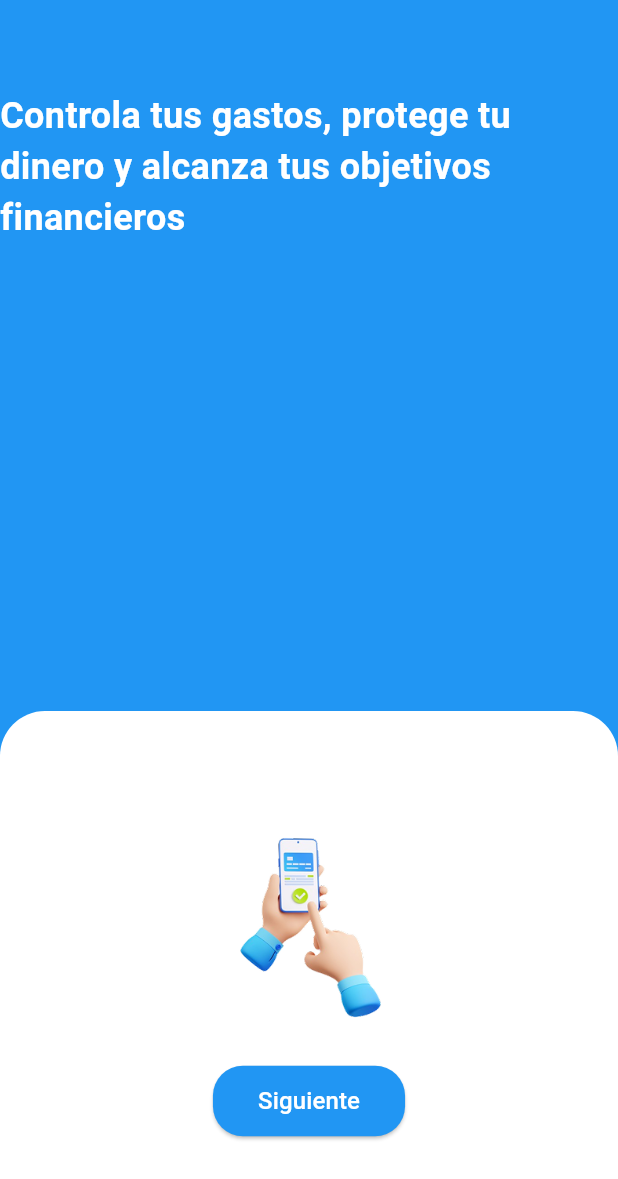
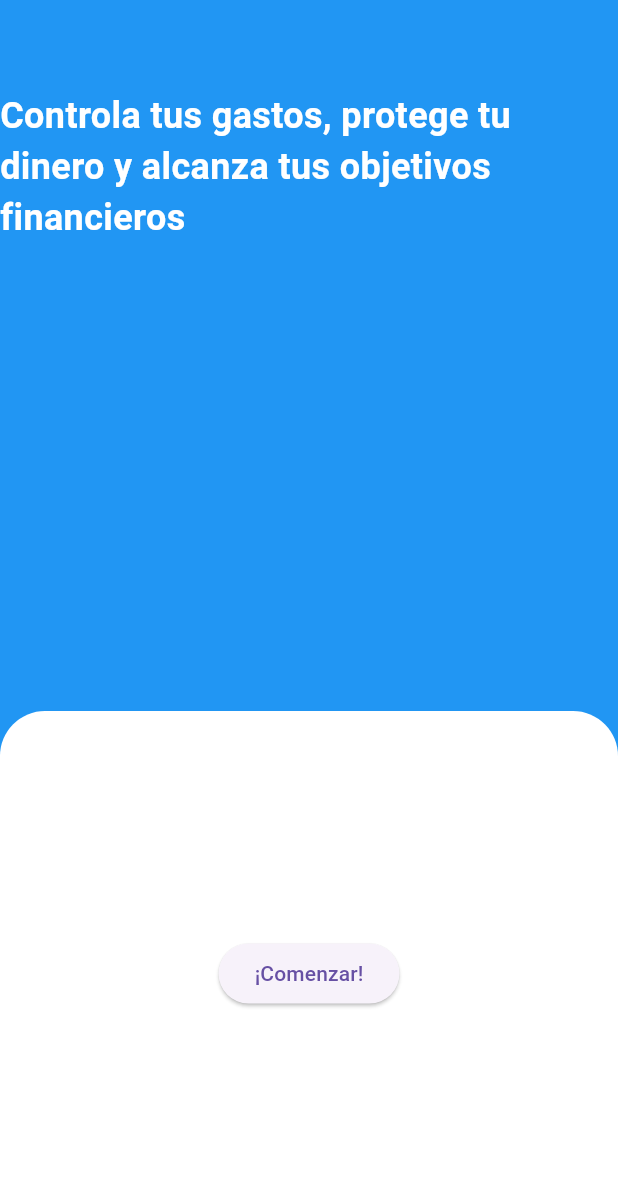
Before and after one commit to ProgramDU/WalletWizard, a Flutter app: the IntroduccionApp screen opened by its route, on a phone screen of 412 x 824 dp. Shown: the top 1179 px of the screen. Run offline on Flutter 3.47's test engine with Material 3 defaults, Android fonts, the light colour scheme and no system bars; our stand-ins replace cloud_firestore, firebase_auth, firebase_core, fl_chart, google_fonts, percent_indicator and 1 more; accounts and stored records are empty; network calls fail.

Commit message:
cambios nuevos

```diff
--- a/lib/history_screen.dart
+++ b/lib/history_screen.dart
@@ -56,6 +56,7 @@ class HistoryScreen extends StatelessWidget {
               '-\$${gasto['monto'].toStringAsFixed(2)}',
               style: const TextStyle(color: Colors.red, fontWeight: FontWeight.bold),
 
+
             ),
           );
         },
--- a/lib/introduccion.dart
+++ b/lib/introduccion.dart
@@ -1,19 +1,31 @@
 import 'package:flutter/material.dart';
+import 'package:shared_preferences/shared_preferences.dart';
+
+import 'main.dart'; // Para acceder a AuthenticationWrapper
 
 class IntroduccionApp extends StatelessWidget {
   const IntroduccionApp({super.key});
 
+  Future<void> _continuar(BuildContext context) async {
+    final prefs = await SharedPreferences.getInstance();
+    await prefs.setBool('bienvenidaVista', true);
+    Navigator.pushReplacement(
+      context,
+      MaterialPageRoute(builder: (context) => const AuthenticationWrapper()),
+    );
+  }
+
   @override
   Widget build(BuildContext context) {
     return Scaffold(
-      backgroundColor: Colors.blue, // Fondo azul
+      backgroundColor: Colors.blue,
       body: Stack(
         children: [
           Column(
             crossAxisAlignment: CrossAxisAlignment.center,
             children: [
-              SizedBox(height: 60), // Espacio desde arriba
-              Center(
+              const SizedBox(height: 60),
+              const Center(
                 child: Text(
                   'Controla tus gastos, protege tu dinero y alcanza tus objetivos financieros',
                   style: TextStyle(
@@ -23,45 +35,23 @@ class IntroduccionApp extends StatelessWidget {
                   ),
                 ),
               ),
-              Spacer(), // Empuja el contenedor blanco hacia abajo
+              const Spacer(),
               Container(
                 height: 350,
                 width: double.infinity,
-                decoration: BoxDecoration(
+                decoration: const BoxDecoration(
                   color: Colors.white,
                   borderRadius: BorderRadius.vertical(
-                    top: Radius.circular(30), // Solo esquinas superiores redondeadas
+                    top: Radius.circular(30),
                   ),
                 ),
                 child: Column(
                   mainAxisAlignment: MainAxisAlignment.center,
                   children: [
-                    Image.asset(
-                      'assets/images/introduccion2.png',
-                      height: 150,
-                    ),
-                    SizedBox(height: 20),
+                    // Aquí puedes poner una imagen o lo que gustes
                     ElevatedButton(
-                      onPressed: () {
-                        Navigator.push(
-                          context,
-                          MaterialPageRoute(
-                            builder: (context) => IntroduccionApp(),
-                          ),
-                        );
-                      },
-                      style: ElevatedButton.styleFrom(
-                        backgroundColor: Colors.blue,
-                        foregroundColor: Colors.white,
-                        padding: EdgeInsets.symmetric(horizontal: 30, vertical: 12),
-                        shape: RoundedRectangleBorder(
-                          borderRadius: BorderRadius.circular(20),
-                        ),
-                      ),
-                      child: Text(
-                        'Siguiente',
-                        style: TextStyle(fontSize: 16),
-                      ),
+                      onPressed: () => _continuar(context),
+                      child: const Text('¡Comenzar!'),
                     ),
                   ],
                 ),
--- a/lib/profile_page.dart
+++ b/lib/profile_page.dart
@@ -1,3 +1,4 @@
+import 'package:firebase_auth/firebase_auth.dart';
 import 'package:flutter/material.dart';
 
 class ProfilePage extends StatelessWidget {
@@ -87,8 +88,9 @@ class ProfilePage extends StatelessWidget {
             ListTile(
               leading: const Icon(Icons.logout, color: Colors.red),
               title: const Text('Cerrar sesión', style: TextStyle(color: Colors.red)),
-              onTap: () {
-                // TODO: implementar logout
+              onTap: () async {
+                await FirebaseAuth.instance.signOut();
+                Navigator.of(context).pushNamedAndRemoveUntil('/login', (route) => false);
               },
             ),
           ],
--- a/pubspec.yaml
+++ b/pubspec.yaml
@@ -33,6 +33,8 @@ dependencies:
 
   fl_chart: ^0.66.0
 
+  shared_preferences: ^2.2.2
+  # The following adds the Cupertino framework, which is required for iOS style
 
 
 
```
Also changed, not shown: lib/main.dart (+14 -12 lines), pubspec.lock, 1 other file.
